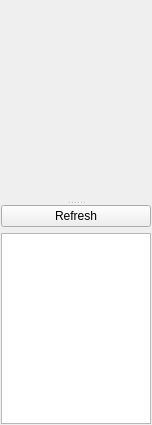
Qt form ObjectsWidget.ui (lukegrahamSydney/TilesEditor) before a commit.
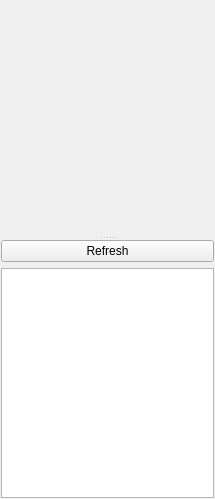
The same form after that commit. Icons and pictures are not drawn.

```diff
--- a/ObjectsWidget.ui
+++ b/ObjectsWidget.ui
@@ -6,8 +6,8 @@
    <rect>
     <x>0</x>
     <y>0</y>
-    <width>152</width>
-    <height>425</height>
+    <width>215</width>
+    <height>499</height>
    </rect>
   </property>
   <property name="windowTitle">
```
